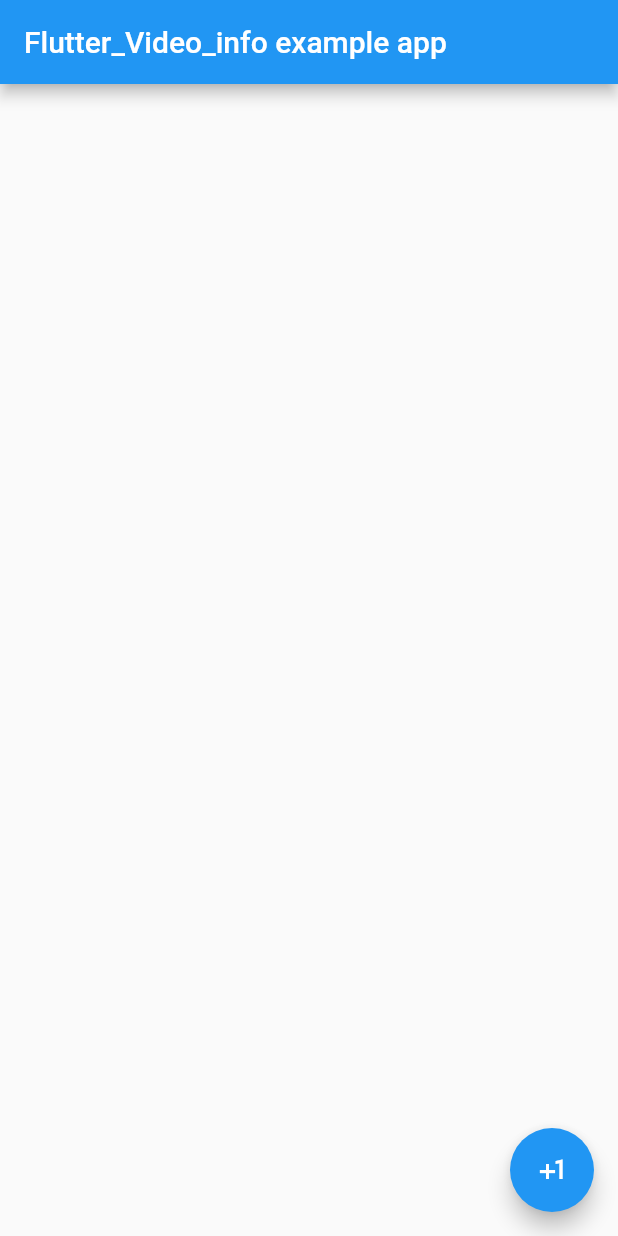
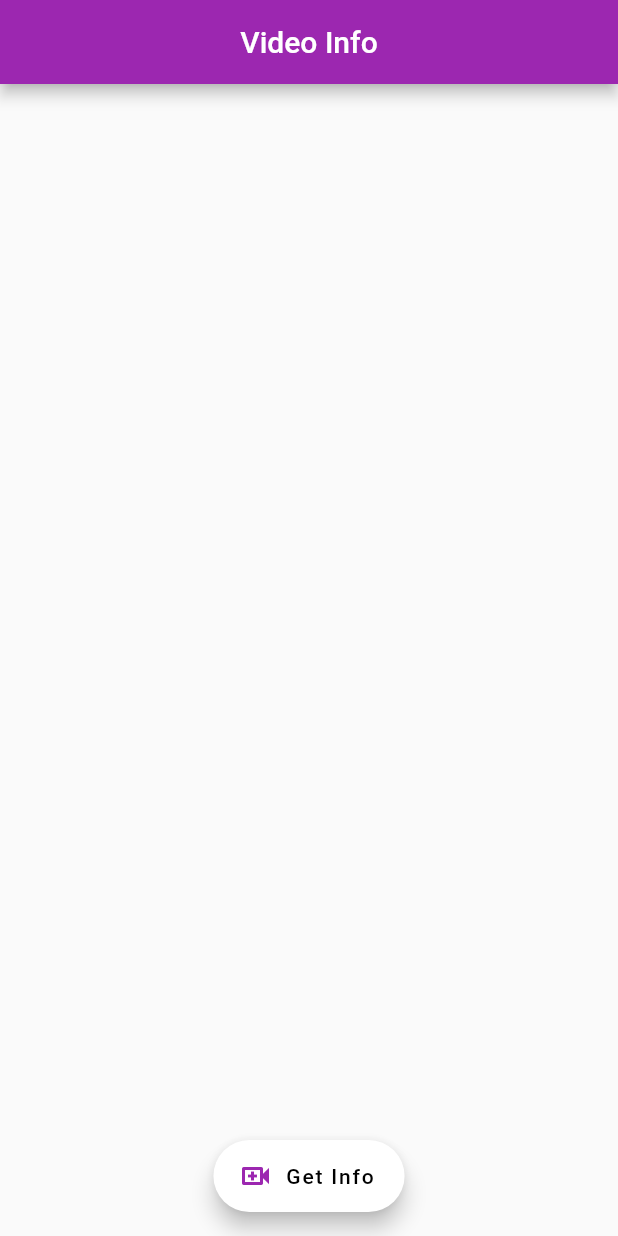
Before and after one commit to anandnet/flutter_video_info, a Flutter app: the screen it shows after launch, on a phone screen of 412 x 824 dp. Run offline on Flutter 3.47's test engine with Material 2 defaults, Android fonts, the phone set to English and light mode, and no system bars; our stand-ins replace permission_handler.

```diff
--- a/example/lib/main.dart
+++ b/example/lib/main.dart
@@ -26,10 +26,16 @@ class _MyAppState extends State<MyApp> {
   }
 
   String info = "";
+  String videoFilePath = "";
 
   getVideoInfo() async {
     /// here file path of video required
-    String videoFilePath = "storage/emulated/0/Geocam/Videos/V.mp4";
+    if (Platform.isIOS) {
+      videoFilePath =
+          "/Users/User/Library/Developer/CoreSimulator/Devices/6A0D4244-1DEB-49C3-9837-C08E19DAED31/data/Media/DCIM/100APPLE/IMG_0011.mp4";
+    } else if (Platform.isAndroid) {
+      videoFilePath = "storage/emulated/0/Geocam/Videos/4.mp4";
+    }
     var a = await videoInfo.getVideoInfo(videoFilePath);
     setState(() {
       info =
@@ -46,13 +52,24 @@ class _MyAppState extends State<MyApp> {
   Widget build(BuildContext context) {
     return MaterialApp(
       home: Scaffold(
-        floatingActionButton: FloatingActionButton(
-            child: Icon(Icons.plus_one),
+        floatingActionButtonLocation: FloatingActionButtonLocation.centerFloat,
+        floatingActionButton: FloatingActionButton.extended(
+            backgroundColor: Colors.white,
+            label: Text(
+              "Get Info",
+              style: TextStyle(color: Colors.black),
+            ),
+            icon: Icon(
+              Icons.video_call_outlined,
+              color: Colors.purple,
+            ),
             onPressed: () {
               getVideoInfo();
             }),
         appBar: AppBar(
-          title: const Text('Flutter_Video_info example app'),
+          centerTitle: true,
+          backgroundColor: Colors.purple,
+          title: const Text('Video Info'),
         ),
         body: Padding(
           padding: const EdgeInsets.all(30.0),
--- a/pubspec.yaml
+++ b/pubspec.yaml
@@ -1,6 +1,6 @@
 name: flutter_video_info
 description: A flutter plugin to get basic metadata information of a video file.
-version: 1.0.1
+version: 1.1.0
 homepage: https://github.com/anandnet/flutter_video_info
 
 environment:
```
Also changed, not shown: lib/flutter_video_info.dart (+6 -2 lines), pubspec.lock, 3 other files.
